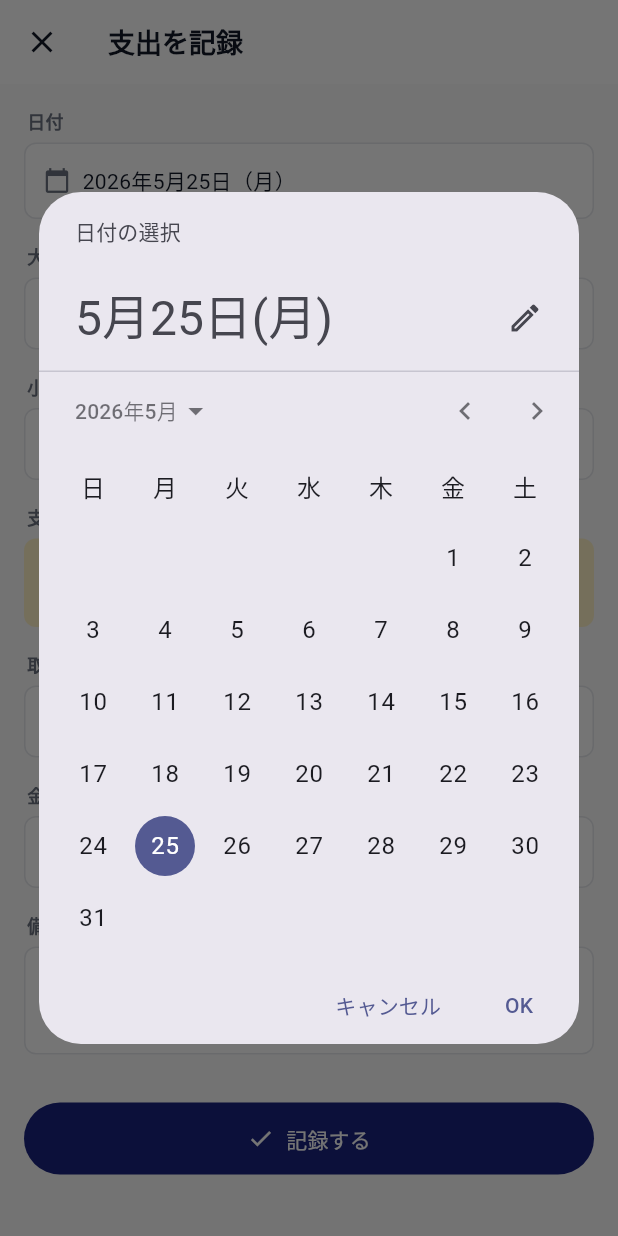
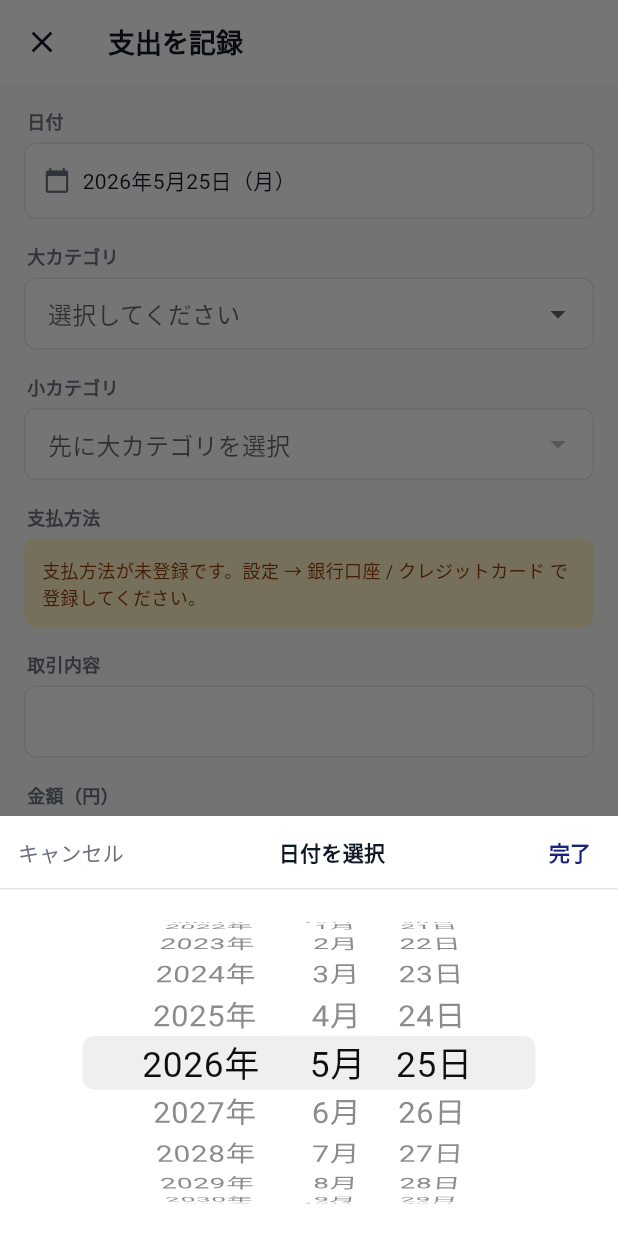
Before and after one commit to fffuttta-design/finance-apps, a Flutter app: the ExpenseInputScreen screen opened directly, after a tap on an icon or button, on a phone screen of 412 x 824 dp. Run offline on Flutter 3.47's test engine with Material 3 defaults, Android fonts, the phone set to English and light mode, and no system bars; our stand-ins replace firebase_core, shared_preferences; accounts and stored records are empty.

Commit message:
perf(futa): 日付ピッカーをCupertinoDatePicker化で軽量・高速化
Material3 DatePickerが実機(Xperia 2020/Android12)で重くカクついていた問題対応。
showDatePicker → showModalBottomSheet + CupertinoDatePicker(ホイール式)に差替え。

- 描画コストが大幅軽減（カレンダーグリッド描画→3列ホイールのみ）
- 年→月→日 (ymd順) で表示、日本のUI慣習に合わせる
- ヘッダーに「キャンセル/日付を選択/完了」、完了時のみ確定
- flutter_localizations のja-JP設定により曜日・月名は日本語表示
- 支出入力(色: 紺)/収入入力(色: 緑) 両方に適用

version: 1.0.8+9 → 1.0.9+10

Co-Authored-By: Claude Opus 4.7 (1M context) <noreply@anthropic.com>

```diff
--- a/apps/futa_finance/lib/screens/expense_input_screen.dart
+++ b/apps/futa_finance/lib/screens/expense_input_screen.dart
@@ -1,3 +1,4 @@
+import 'package:flutter/cupertino.dart';
 import 'package:flutter/material.dart';
 import 'package:finance_core/finance_core.dart' as core;
 
@@ -73,11 +74,55 @@ class _ExpenseInputScreenState extends State<ExpenseInputScreen> {
   }
 
   Future<void> _pickDate() async {
-    final picked = await showDatePicker(
+    DateTime temp = _date;
+    final picked = await showModalBottomSheet<DateTime>(
       context: context,
-      initialDate: _date,
-      firstDate: DateTime(2020),
-      lastDate: DateTime(2030, 12, 31),
+      backgroundColor: Colors.white,
+      shape: const RoundedRectangleBorder(
+        borderRadius: BorderRadius.vertical(top: Radius.circular(16)),
+      ),
+      builder: (sheet) => SafeArea(
+        child: Container(
+          height: 280,
+          color: Colors.white,
+          child: Column(
+            children: [
+              Row(
+                mainAxisAlignment: MainAxisAlignment.spaceBetween,
+                children: [
+                  TextButton(
+                    onPressed: () => Navigator.pop(sheet, null),
+                    child: const Text('キャンセル',
+                        style: TextStyle(color: Color(0xFF6B7280))),
+                  ),
+                  const Text('日付を選択',
+                      style: TextStyle(
+                          fontWeight: FontWeight.w600,
+                          color: Color(0xFF111827))),
+                  TextButton(
+                    onPressed: () => Navigator.pop(sheet, temp),
+                    child: const Text('完了',
+                        style: TextStyle(
+                            color: Color(0xFF1A237E),
+                            fontWeight: FontWeight.w700)),
+                  ),
+                ],
+              ),
+              Container(height: 1, color: const Color(0xFFE5E7EB)),
+              Expanded(
+                child: CupertinoDatePicker(
+                  mode: CupertinoDatePickerMode.date,
+                  initialDateTime: _date,
+                  minimumDate: DateTime(2020),
+                  maximumDate: DateTime(2030, 12, 31),
+                  dateOrder: DatePickerDateOrder.ymd,
+                  onDateTimeChanged: (d) => temp = d,
+                ),
+              ),
+            ],
+          ),
+        ),
+      ),
     );
     if (picked != null) setState(() => _date = picked);
   }
--- a/apps/futa_finance/lib/screens/home_screen.dart
+++ b/apps/futa_finance/lib/screens/home_screen.dart
@@ -250,7 +250,7 @@ class _HomeScreenState extends State<HomeScreen> {
             borderRadius: BorderRadius.circular(4),
           ),
           child: const Text(
-            'v1.0.8+9  /  com.futa.finance',
+            'v1.0.9+10  /  com.futa.finance',
             style: TextStyle(
                 fontSize: 10,
                 color: Color(0xFF9CA3AF),
--- a/apps/futa_finance/pubspec.yaml
+++ b/apps/futa_finance/pubspec.yaml
@@ -17,7 +17,7 @@ resolution: workspace
 # https://developer.apple.com/library/archive/documentation/General/Reference/InfoPlistKeyReference/Articles/CoreFoundationKeys.html
 # In Windows, build-name is used as the major, minor, and patch parts
 # of the product and file versions while build-number is used as the build suffix.
-version: 1.0.8+9
+version: 1.0.9+10
 
 environment:
   sdk: ^3.11.4
```
Also changed, not shown: apps/futa_finance/lib/screens/income_input_screen.dart (+49 -4 lines).
